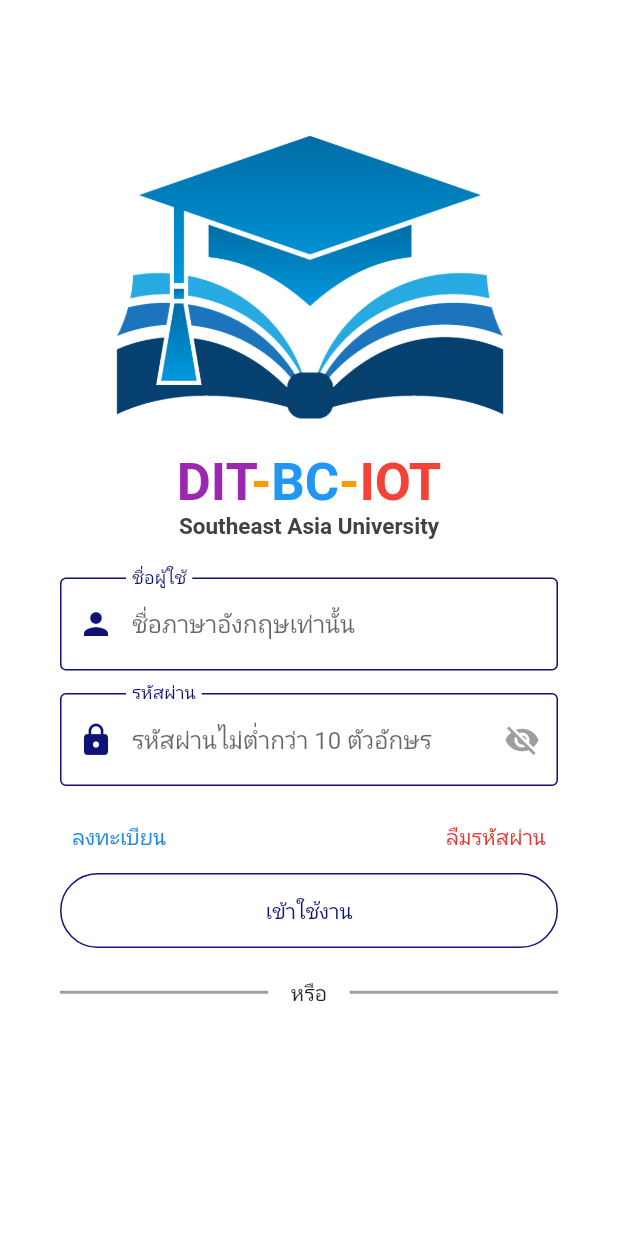
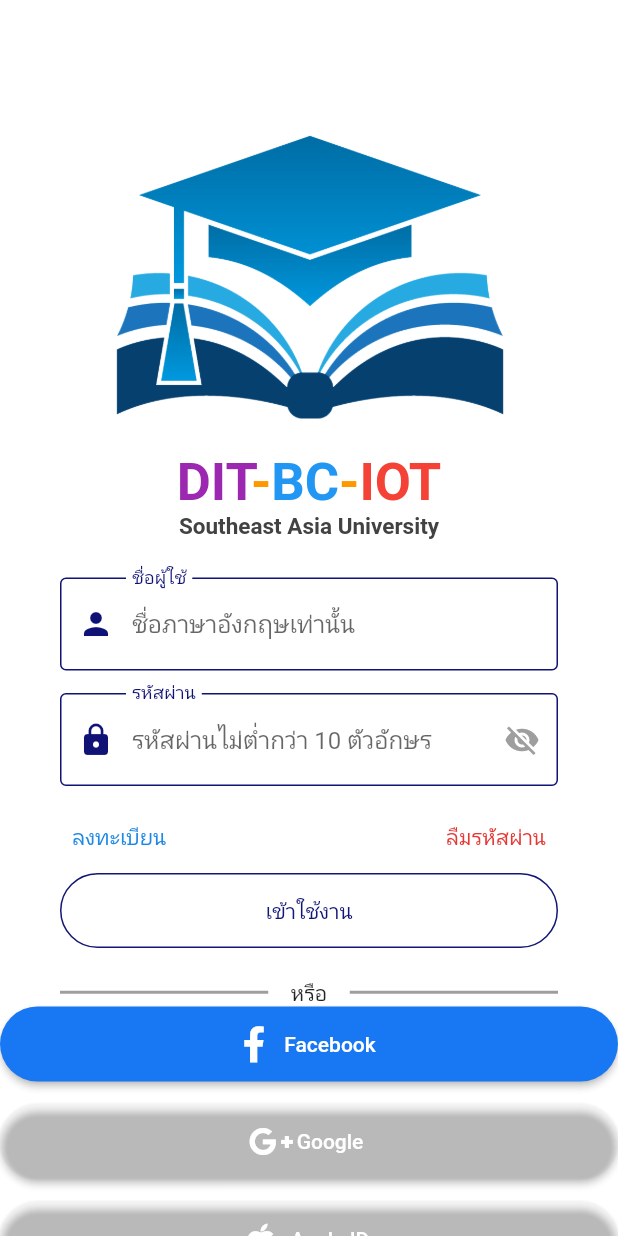
Before and after one commit to s6135410028/flutter_app_bc01, a Flutter app: the screen it shows after launch, on a phone screen of 412 x 824 dp. Run offline on Flutter 3.47's test engine with Material 2 defaults, Android fonts, the phone set to English and light mode, and no system bars; our stand-ins replace font_awesome_flutter; Roboto replaces fonts that are missing (Kanit).

Commit message:
Code Version2

```diff
--- a/lib/views/login_ui.dart
+++ b/lib/views/login_ui.dart
@@ -1,4 +1,7 @@
+import 'dart:ui';
+
 import 'package:flutter/material.dart';
+import 'package:font_awesome_flutter/font_awesome_flutter.dart';
 
 class LoginUI extends StatefulWidget {
   const LoginUI({Key? key}) : super(key: key);
@@ -265,7 +268,7 @@ class _LoginUIState extends State<LoginUI> {
                       child: Text(
                         'หรือ',
                         style: TextStyle(
-                          fontFamily:'Kanit',
+                          fontFamily: 'Kanit',
                         ),
                       ),
                     ),
@@ -274,10 +277,163 @@ class _LoginUIState extends State<LoginUI> {
                         height: 2.0,
                         color: Colors.grey,
                       ),
-                    )
+                    ),
                   ],
                 ),
               ),
+              ElevatedButton.icon(
+                onPressed: () {},
+                icon: Icon(
+                  FontAwesomeIcons.facebookF,
+                ),
+                label: Text(
+                  'Facebook',
+                  style: TextStyle(
+                    fontFamily: 'Kanit',
+                  ),
+                ),
+                style: ElevatedButton.styleFrom(
+                    primary: Color(0xFF1877f2),
+                    fixedSize: Size(
+                      MediaQuery.of(context).size.width,
+                      50.0,
+                    ),
+                    shape: RoundedRectangleBorder(
+                      borderRadius: BorderRadius.circular(
+                        50.0,
+                      ),
+                    )),
+              ),
+              SizedBox(
+                height: 15.0,
+              ),
+              ElevatedButton.icon(
+                onPressed: () {},
+                icon: Icon(
+                  FontAwesomeIcons.googlePlusG,
+                ),
+                label: Text(
+                  'Google',
+                  style: TextStyle(
+                    fontFamily: 'Kanit',
+                  ),
+                ),
+                style: ElevatedButton.styleFrom(
+                    primary: Color(0xdb4a39),
+                    fixedSize: Size(
+                      MediaQuery.of(context).size.width,
+                      50.0,
+                    ),
+                    shape: RoundedRectangleBorder(
+                      borderRadius: BorderRadius.circular(
+                        50.0,
+                      ),
+                    )),
+              ),
+              SizedBox(
+                height: 15.0,
+              ),
+              ElevatedButton.icon(
+                onPressed: () {},
+                icon: Icon(
+                  FontAwesomeIcons.apple,
+                ),
+                label: Text(
+                  'Apple ID',
+                  style: TextStyle(
+                    fontFamily: 'Kanit',
+                  ),
+                ),
+                style: ElevatedButton.styleFrom(
+                    primary: Color(0x333333),
+                    fixedSize: Size(
+                      MediaQuery.of(context).size.width,
+                      50.0,
+                    ),
+                    shape: RoundedRectangleBorder(
+                      borderRadius: BorderRadius.circular(
+                        50.0,
+                      ),
+                    )),
+              ),
+              SizedBox(
+                height: 15.0,
+              ),
+              Row(
+                mainAxisAlignment: MainAxisAlignment.center,
+                children: [
+                  OutlinedButton(
+                    onPressed: (){},
+                    child: Icon(
+                      FontAwesomeIcons.instagram,
+                    ),
+                    style: OutlinedButton.styleFrom(
+                      side: BorderSide(
+                        color: Color(0xFF8a3b59),
+                      ),
+                      fixedSize: Size(
+                        65.0,
+                        65.0,
+                      ),
+                      shape: RoundedRectangleBorder(
+                        borderRadius: BorderRadius.circular(
+                          65.0,
+                        ),
+                      ),
+                      primary: Color(0xFF8a3b59),
+                    ),
+                  ),
+                  SizedBox(
+                height: 15.0,
+              ),
+                  ElevatedButton(
+                    onPressed: () {},
+                    child: Icon(
+                      FontAwesomeIcons.twitter,
+                    ),
+                    style: ElevatedButton.styleFrom(
+                      fixedSize: Size(
+                        50.0,
+                        50.0,
+                      ),
+                      shape: RoundedRectangleBorder(
+                        borderRadius: BorderRadius.circular(
+                          65.0,
+                        ),
+                      ),
+                      primary: Color(0xFF00aced),
+                    ),
+                  ),
+                  SizedBox(
+                height: 15.0,
+              ),
+                  OutlinedButton(
+                    onPressed: (){},
+                    child: Icon(
+                      FontAwesomeIcons.linkedin,
+                    ),
+                    style: OutlinedButton.styleFrom(
+                      side: BorderSide(
+                        color: Color(0xFF0077b5),
+                      ),
+                      fixedSize: Size(
+                        65.0,
+                        65.0,
+                      ),
+                      shape: RoundedRectangleBorder(
+                        borderRadius: BorderRadius.circular(
+                          65.0,
+                        ),
+                      ),
+                      primary: Color(0xFF0077b5),
+                    ),
+                  ),
+                ],
+              ),
+              SizedBox(
+                height: 15.0,
+              ),
+
             ],
           ),
         ),
--- a/pubspec.yaml
+++ b/pubspec.yaml
@@ -28,6 +28,7 @@ dependencies:
   # The following adds the Cupertino Icons font to your application.
   # Use with the CupertinoIcons class for iOS style icons.
   cupertino_icons: ^1.0.2
+  font_awesome_flutter: ^9.1.0
 
 dev_dependencies:
   flutter_test:
```
Also changed, not shown: pubspec.lock.
